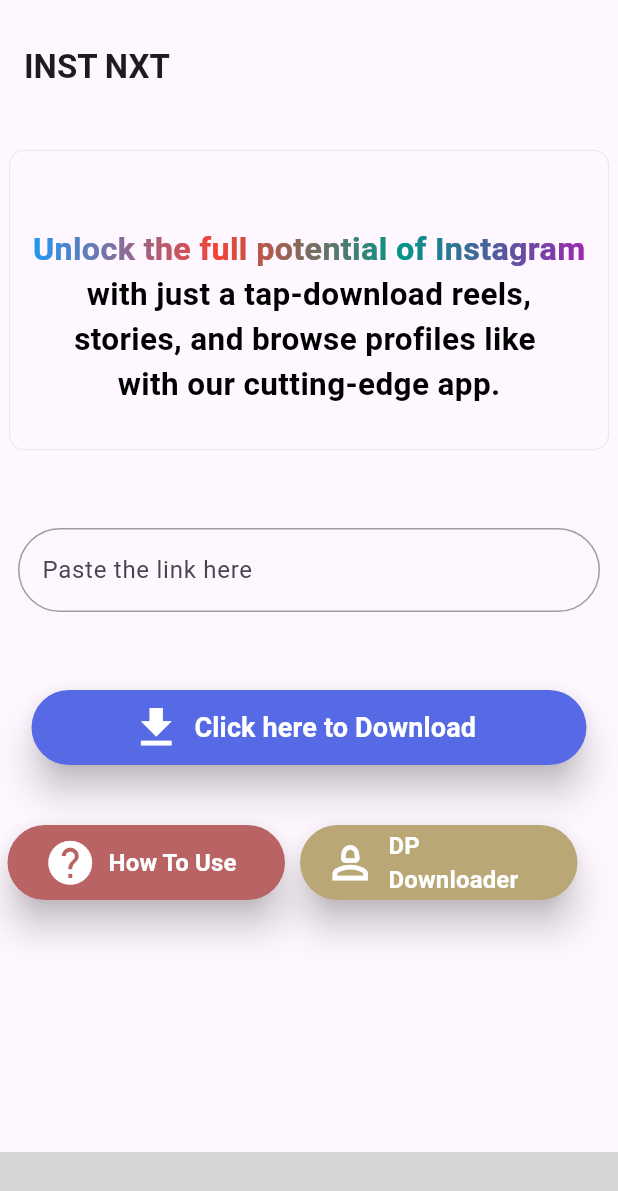
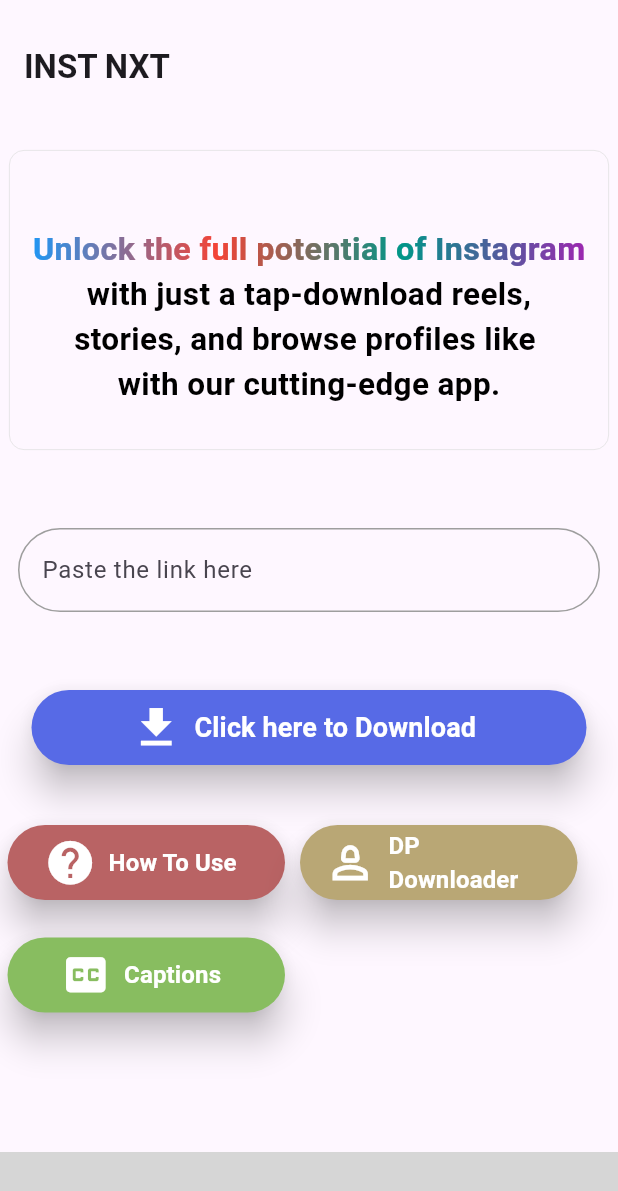
Before and after one commit to pavrtech/Instagram-Manager, a Flutter app: the screen it shows after launch, on a phone screen of 412 x 824 dp. Shown: the top 1191 px of the screen. Run offline on Flutter 3.47's test engine with Material 2 defaults, Android fonts, the light colour scheme and no system bars; drawn by our look-alikes of simple_gradient_text; our stand-ins replace dio; missing offline and left inert: sweet_nav_bar; grey boxes are pictures that could not be loaded.

Commit message:
added caption button and UI

```diff
--- a/lib/main.dart
+++ b/lib/main.dart
@@ -1,6 +1,8 @@
 import 'package:flutter/material.dart';
 import 'package:reeldownloader/screen/HomePage.dart';
 
+import 'UI/download_page.dart';
+import 'UI/profile_details.dart';
 
 void main() async {
   WidgetsFlutterBinding.ensureInitialized();
--- a/lib/screen/HomePage.dart
+++ b/lib/screen/HomePage.dart
@@ -291,6 +291,40 @@
                 ),
               ],
             )),
+            Container(
+              height: 25,
+            ),
+            Center(
+                child: Row(
+              children: [
+                Container(
+                  width: 5,
+                ),
+                Container(
+                    height: 50,
+                    width: 185,
+                    child: ElevatedButton.icon(
+                      label: const Text("Captions",
+                          style: TextStyle(
+                              fontSize: 16, fontWeight: FontWeight.bold)),
+                      icon: const Icon(
+                        Icons.closed_caption,
+                        size: 35,
+                      ),
+                      onPressed: () {},
+                      //child: Text("Download Reel"),
+                      style: ElevatedButton.styleFrom(
+                        primary: const Color.fromRGBO(136, 189, 96, 1),
+                        onPrimary: Colors.white,
+                        elevation: 10, // Elevation
+                        shadowColor: Colors.black, // Shadow Color
+                      ),
+                    )),
+                Container(
+                  width: 10,
+                ),
+              ],
+            )),
           ],
         ),
       ),
```
Also changed, not shown: assets/images/PAVR_logo.png (added), assets/images/instagram-hex-colors-gradient-background.png (added).
